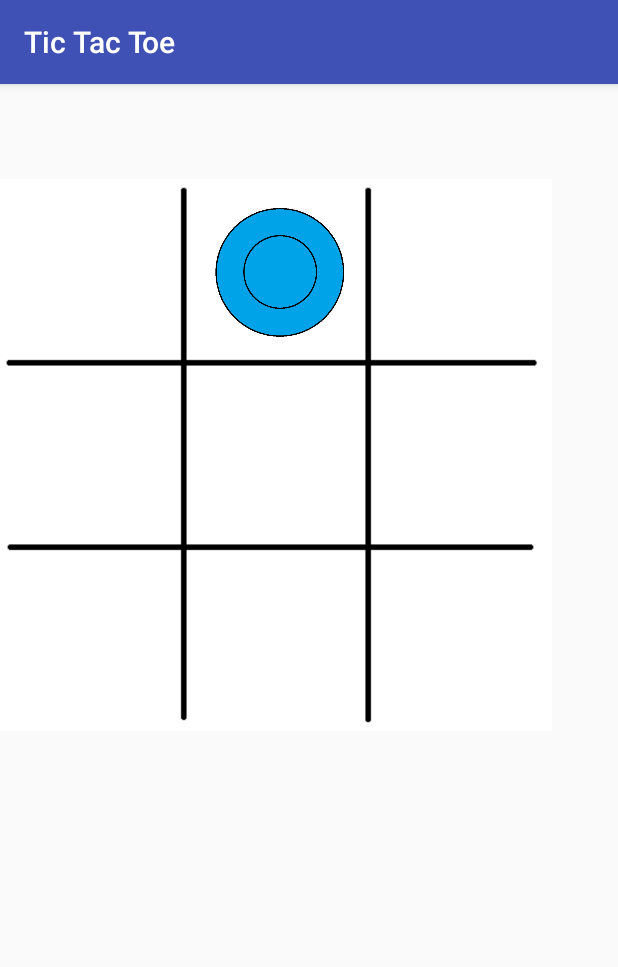
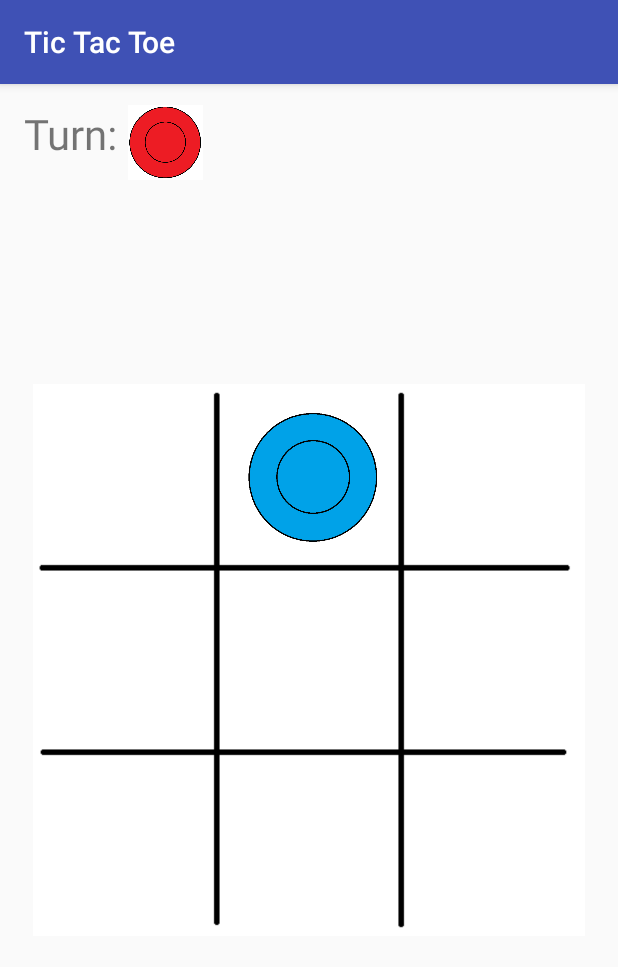
Before and after one commit to AlexPersaud17/TicTacToe_Android, an Android app: the screen it shows after launch (MainActivity), after a tap on an icon or button, on a phone screen of 412 x 824 dp. Shown: the top 967 px of the screen. Run offline under Robolectric (Android 15) with nearby library versions, the phone set to English and light mode, and no system bars.

Commit message:
Create a display for players turn

```diff
--- a/app/src/main/java/com/alexpersaud/tictactoe/MainActivity.java
+++ b/app/src/main/java/com/alexpersaud/tictactoe/MainActivity.java
@@ -20,6 +20,7 @@ public class MainActivity extends AppCompatActivity {
     // 0 = blue player, 1 = red player
     int activePlayer = 0;
 
+
     // 2 = unplayed
     int[] gameState = {2, 2, 2, 2, 2, 2, 2, 2, 2};
 
@@ -28,19 +29,23 @@ public class MainActivity extends AppCompatActivity {
     public void dropIn(View view){
 
         ImageView counter = (ImageView) view;
+        ImageView playerTurn = (ImageView) findViewById(R.id.playerTurn);
+
         int tappedCounter = Integer.parseInt(counter.getTag().toString());
 
         if(gameState[tappedCounter] == 2 && gameIsActive){
             gameState[tappedCounter] = activePlayer;
             counter.setTranslationY(-1000f);
             if(activePlayer == 0){
+                playerTurn.setImageResource(R.drawable.red_chip);
                 counter.setImageResource(R.drawable.blue_chip);
                 activePlayer = 1;
             } else{
+                playerTurn.setImageResource(R.drawable.blue_chip);
                 counter.setImageResource(R.drawable.red_chip);
                 activePlayer = 0;
             }
-            counter.animate().translationYBy(1000f).setDuration(700);
+            counter.animate().translationYBy(1000f).setDuration(350);
 
             for(int[] winningPosition : winningPositions){
                 if(gameState[winningPosition[0]] == gameState[winningPosition[1]] &&
@@ -81,6 +86,8 @@ public class MainActivity extends AppCompatActivity {
         LinearLayout layout = (LinearLayout) findViewById(R.id.playAgainLayout);
         layout.setVisibility(View.INVISIBLE);
         activePlayer = 0;
+        ImageView playerTurn = (ImageView) findViewById(R.id.playerTurn);
+        playerTurn.setImageResource(R.drawable.blue_chip);
 
         for(int i = 0; i < gameState.length; i++){
             gameState[i] = 2;
--- a/app/src/main/res/layout/activity_main.xml
+++ b/app/src/main/res/layout/activity_main.xml
@@ -1,16 +1,10 @@
 <?xml version="1.0" encoding="utf-8"?>
-<android.support.constraint.ConstraintLayout xmlns:android="http://schemas.android.com/apk/res/android"
+<RelativeLayout xmlns:android="http://schemas.android.com/apk/res/android"
     xmlns:app="http://schemas.android.com/apk/res-auto"
     xmlns:tools="http://schemas.android.com/tools"
     android:layout_width="match_parent"
     android:layout_height="match_parent"
     tools:context="com.alexpersaud.tictactoe.MainActivity">
-
-    <RelativeLayout
-        android:layout_width="368dp"
-        android:layout_height="495dp"
-        tools:layout_editor_absoluteX="8dp"
-        tools:layout_editor_absoluteY="8dp">
 
     <GridLayout
         android:id="@+id/gameBoardLayout"
@@ -163,6 +157,27 @@
             tools:layout_editor_absoluteY="63dp" />
 
     </LinearLayout>
+
+    <TextView
+        android:id="@+id/textView"
+        android:layout_width="wrap_content"
+        android:layout_height="wrap_content"
+        android:layout_marginLeft="16dp"
+        android:layout_marginStart="16dp"
+        android:text="Turn: "
+        android:textSize="28sp"
+        android:layout_alignParentTop="true"
+        android:layout_alignParentLeft="true"
+        android:layout_alignParentStart="true"
+        android:layout_marginTop="14dp" />
+
+    <ImageView
+        android:id="@+id/playerTurn"
+        android:layout_width="50dp"
+        android:layout_height="50dp"
+        android:layout_alignTop="@+id/textView"
+        android:layout_toEndOf="@+id/textView"
+        android:layout_toRightOf="@+id/textView"
+        app:srcCompat="@drawable/blue_chip" />
+
 </RelativeLayout>
-
-</android.support.constraint.ConstraintLayout>
```
Lines whose indentation alone changed are shown as unchanged.
